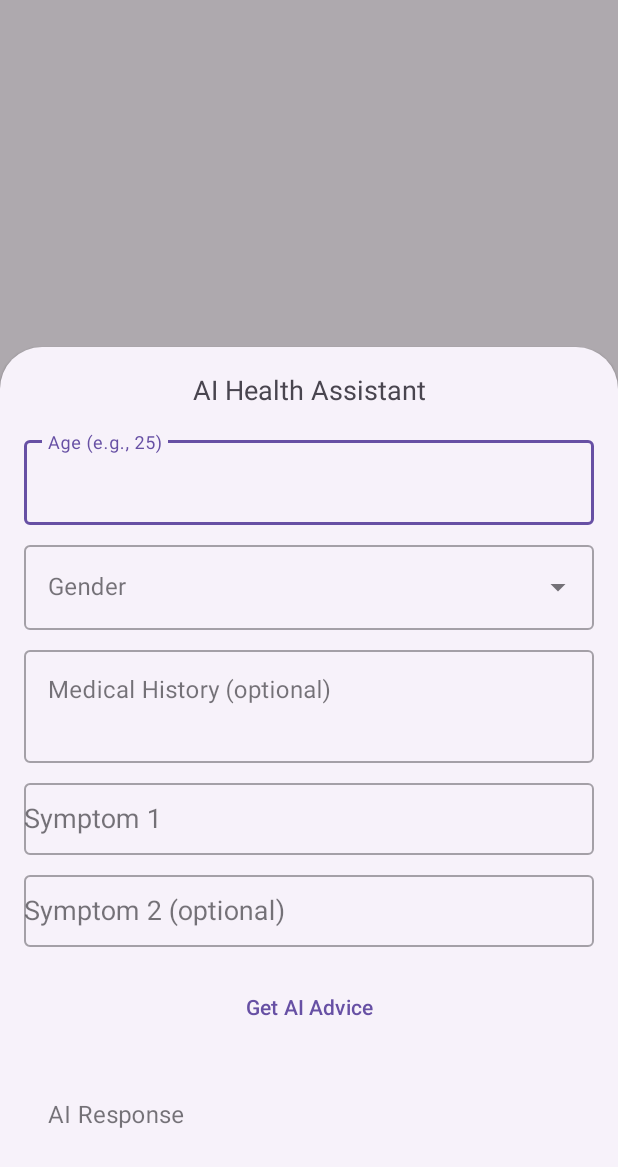
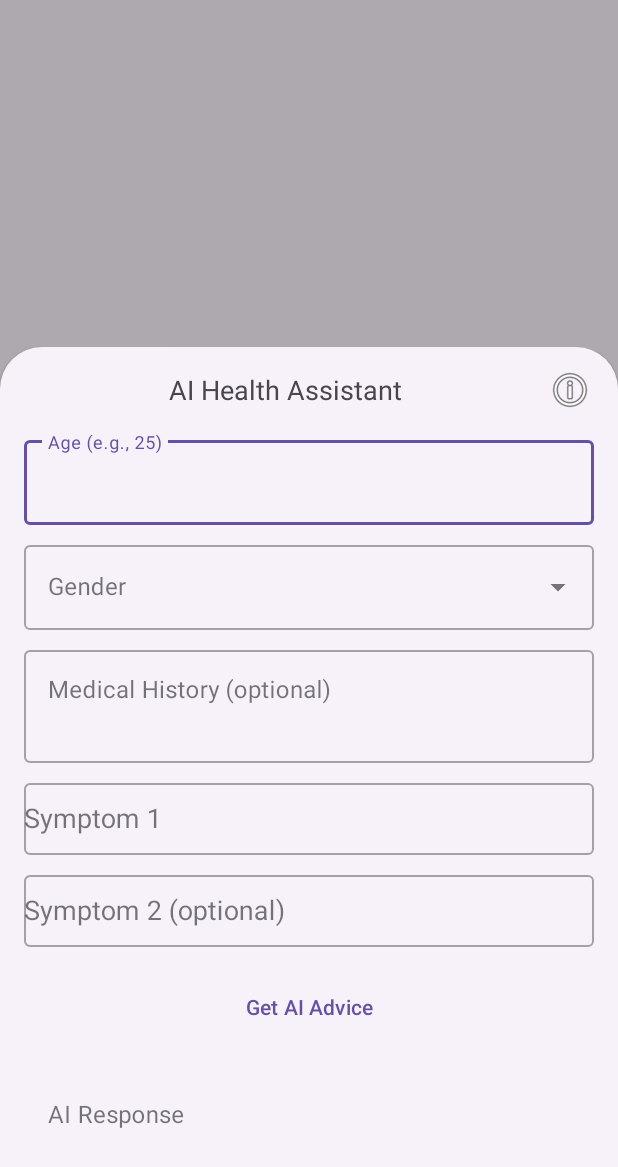
Before and after one commit to yashpreeto7/DocDispatch, an Android app: the fragment AiInputBottomSheet placed in its activity, after a tap on "Get AI Advice", on a phone screen of 412 x 824 dp. Shown: the top 1167 px of the screen. Run offline under Robolectric (Android 15) with nearby library versions, the phone set to English and light mode, and no system bars; our stand-ins replace Firebase (no records; nobody signed in at launch, a user with empty details on screens opened directly).

Commit message:
Privacy Warning

```diff
--- a/DocDispatch/Android/app/src/main/java/online/ppriyanshu26/docdispatch/AiInputBottomSheet.java
+++ b/DocDispatch/Android/app/src/main/java/online/ppriyanshu26/docdispatch/AiInputBottomSheet.java
@@ -71,7 +71,7 @@ public class AiInputBottomSheet extends BottomSheetDialogFragment {
             if (hasReceivedResponse[0]) return;
 
             etAiResponse.setText("Processing...\nPlease wait.");
-            etAiResponse.setTextColor(ContextCompat.getColor(requireContext(), android.R.color.darker_gray));
+            etAiResponse.setTextColor(ContextCompat.getColor(requireContext(), android.R.color.white));
 
             String age = etAge.getText().toString().trim();
             String gender = actvGender.getText().toString().trim();
@@ -111,7 +111,7 @@ public class AiInputBottomSheet extends BottomSheetDialogFragment {
     private void sendToGemini(String age, String gender, String medHistory, List<String> symptoms,
                               TextInputEditText etAiResponse, Button btnSubmit, boolean[] hasReceivedResponse) {
 
-        // 🔑 Get API key from BuildConfig (secure)
+        // API key from BuildConfig
         String API_KEY = BuildConfig.GEMINI_API_KEY;
         if (API_KEY == null || API_KEY.isEmpty()) {
             if (isAdded()) {
@@ -124,7 +124,7 @@ public class AiInputBottomSheet extends BottomSheetDialogFragment {
             return;
         }
 
-        String prompt = "You are a medical AI assistant. Analyze the following patient details and provide a concise, professional insight. Do not diagnose definitively.\n\n" +
+        String prompt = "You are a medical AI assistant. Analyze the following patient details and provide a concise explanation in a simple language and in a professional manner in less than 50 words. Do not diagnose definitively.\n\n" +
                 "Patient Details:\n" +
                 "- Age: " + age + "\n" +
                 "- Gender: " + gender + "\n" +
@@ -186,8 +186,10 @@ public class AiInputBottomSheet extends BottomSheetDialogFragment {
                                 if (partsArray.length() == 0) throw new Exception("Empty response");
 
                                 String aiText = partsArray.getJSONObject(0).getString("text");
+                                aiText += "\nThis is an AI response and it can be incorrect, it is advisable to consult a doctor if the condition persists.";
+                                btnSubmit.setText("Processed");
                                 etAiResponse.setText(aiText.trim());
-                                etAiResponse.setTextColor(ContextCompat.getColor(requireContext(), android.R.color.black));
+                                etAiResponse.setTextColor(ContextCompat.getColor(requireContext(), android.R.color.white));
 
                             } catch (Exception ex) {
                                 etAiResponse.setText("❌ Error: " + ex.getMessage());
--- a/DocDispatch/Android/app/src/main/java/online/ppriyanshu26/docdispatch/LauncherActivity.java
+++ b/DocDispatch/Android/app/src/main/java/online/ppriyanshu26/docdispatch/LauncherActivity.java
@@ -1,9 +1,7 @@
-// LauncherActivity.java
 package online.ppriyanshu26.docdispatch;
 
 import android.content.Intent;
 import android.os.Bundle;
-import androidx.annotation.NonNull;
 import androidx.appcompat.app.AppCompatActivity;
 import com.google.firebase.auth.FirebaseAuth;
 import com.google.firebase.auth.FirebaseUser;
@@ -20,11 +18,9 @@ public class LauncherActivity extends AppCompatActivity {
         FirebaseUser currentUser = auth.getCurrentUser();
 
         if (currentUser != null) {
-            // User is signed in → go to MainActivity
             startActivity(new Intent(this, MainActivity.class));
             finish();
         } else {
-            // No user → show OTP screen
             startActivity(new Intent(this, OtpActivity.class));
             finish();
         }
--- a/DocDispatch/Android/app/src/main/java/online/ppriyanshu26/docdispatch/OtpActivity.java
+++ b/DocDispatch/Android/app/src/main/java/online/ppriyanshu26/docdispatch/OtpActivity.java
@@ -103,10 +103,9 @@ public class OtpActivity extends AppCompatActivity {
                 .addOnCompleteListener(this, task -> {
                     if (task.isSuccessful()) {
                         showError("✅ Login successful!");
-                        // Go to main screen
                         Intent intent = new Intent(OtpActivity.this, MainActivity.class);
                         startActivity(intent);
-                        finish(); // optional: prevent back to OTP screen
+                        finish();
                     } else {
                         showError("Login failed: " + (task.getException() != null ? task.getException().getMessage() : "Unknown error"));
                     }
@@ -115,6 +114,5 @@ public class OtpActivity extends AppCompatActivity {
 
     private void showError(String message) {
         tvError.setText(message);
-        // Optional: Toast.makeText(this, message, Toast.LENGTH_SHORT).show();
     }
 }
--- a/DocDispatch/Android/app/src/main/res/layout/bottom_sheet_ai_input.xml
+++ b/DocDispatch/Android/app/src/main/res/layout/bottom_sheet_ai_input.xml
@@ -11,15 +11,32 @@
         android:orientation="vertical"
         android:padding="16dp">
 
-        <TextView
+        <LinearLayout
             android:layout_width="match_parent"
             android:layout_height="wrap_content"
-            android:text="AI Health Assistant"
-            android:textSize="18sp"
+            android:orientation="horizontal"
             android:gravity="center"
-            android:layout_marginBottom="16dp" />
+            android:layout_marginBottom="16dp">
 
-        <!-- Age -->
+            <TextView
+                android:layout_width="0dp"
+                android:layout_height="wrap_content"
+                android:layout_weight="1"
+                android:text="AI Health Assistant"
+                android:textSize="18sp"
+                android:gravity="center" />
+
+            <ImageButton
+                android:id="@+id/btnInfo"
+                android:layout_width="wrap_content"
+                android:layout_height="match_parent"
+                android:background="?attr/selectableItemBackgroundBorderless"
+                android:contentDescription="Info"
+                android:src="@android:drawable/ic_menu_info_details"
+                android:tooltipText="The terms and conditions are to be followed by the API usage via Google AI Studio" />
+
+        </LinearLayout>
+
         <com.google.android.material.textfield.TextInputLayout
             android:layout_width="match_parent"
             android:layout_height="wrap_content"
@@ -33,7 +50,6 @@
                 android:inputType="number" />
         </com.google.android.material.textfield.TextInputLayout>
 
-        <!-- Gender -->
         <com.google.android.material.textfield.TextInputLayout
             android:layout_width="match_parent"
             android:layout_height="wrap_content"
@@ -49,7 +65,6 @@
                 android:editable="false" />
         </com.google.android.material.textfield.TextInputLayout>
 
-        <!-- Medical History -->
         <com.google.android.material.textfield.TextInputLayout
             android:layout_width="match_parent"
             android:layout_height="wrap_content"
@@ -65,7 +80,6 @@
                 android:gravity="top" />
         </com.google.android.material.textfield.TextInputLayout>
 
-        <!-- Symptom 1 -->
         <com.google.android.material.textfield.TextInputLayout
             android:layout_width="match_parent"
             android:layout_height="wrap_content"
@@ -81,7 +95,6 @@
                 android:inputType="textCapWords" />
         </com.google.android.material.textfield.TextInputLayout>
 
-        <!-- Symptom 2 -->
         <com.google.android.material.textfield.TextInputLayout
             android:layout_width="match_parent"
             android:layout_height="wrap_content"
@@ -97,7 +110,6 @@
                 android:inputType="textCapWords" />
         </com.google.android.material.textfield.TextInputLayout>
 
-        <!-- Submit Button -->
         <Button
             android:id="@+id/btnSubmit"
             android:layout_width="match_parent"
@@ -105,7 +117,6 @@
             android:text="Get AI Advice"
             android:layout_marginTop="16dp" />
 
-        <!-- AI Response Box -->
         <com.google.android.material.textfield.TextInputLayout
             android:layout_width="match_parent"
             android:layout_height="wrap_content"
```
